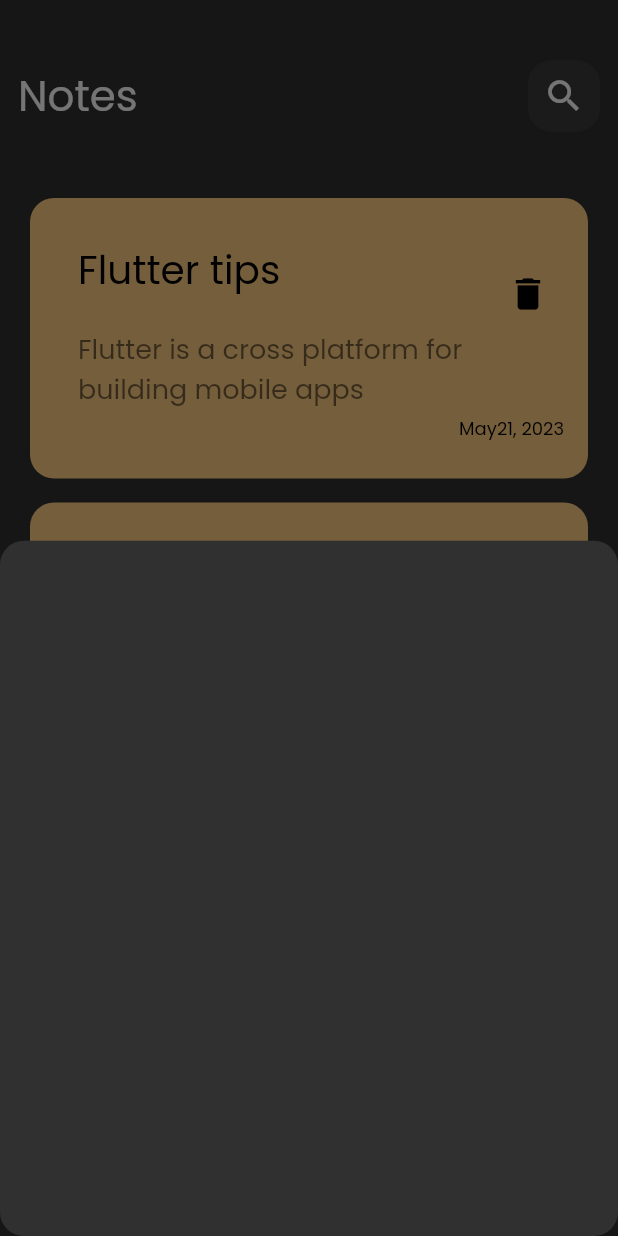
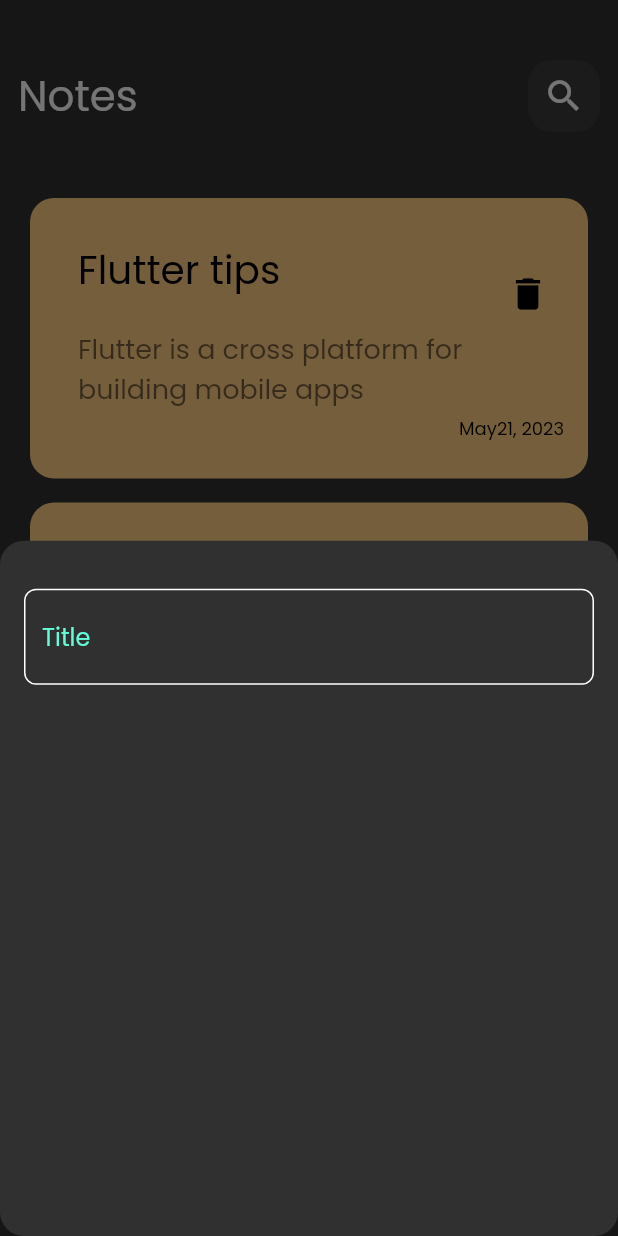
Before and after one commit to 18112001688/Notes-app, a Flutter app: the screen it shows after launch, after a tap on the "add" icon, on a phone screen of 412 x 824 dp. Run offline on Flutter 3.47's test engine with Material 2 defaults, Android fonts, the phone set to English and light mode, and no system bars.

Commit message:
text field in  the sheet

```diff
--- a/lib/constant/constant.dart
+++ b/lib/constant/constant.dart
@@ -0,0 +1,3 @@
+import 'package:flutter/material.dart';
+
+const primaryColor = Color(0xff62fcd7);
--- a/lib/views/widgets/add_note_sheet.dart
+++ b/lib/views/widgets/add_note_sheet.dart
@@ -1,10 +1,21 @@
 import 'package:flutter/material.dart';
+import 'package:notes_app/views/widgets/coustem_field.dart';
 
 class AddNoteBottomSheet extends StatelessWidget {
   const AddNoteBottomSheet({super.key});
 
   @override
   Widget build(BuildContext context) {
-    return Container();
+    return Padding(
+      padding: const EdgeInsets.symmetric(horizontal: 16),
+      child: Column(
+        children: const [
+          SizedBox(
+            height: 32,
+          ),
+          CoustemTextField(),
+        ],
+      ),
+    );
   }
 }
--- /dev/null
+++ b/lib/views/widgets/coustem_field.dart
@@ -0,0 +1,29 @@
+import 'package:flutter/material.dart';
+import 'package:notes_app/constant/constant.dart';
+
+class CoustemTextField extends StatelessWidget {
+  const CoustemTextField({super.key});
+
+  @override
+  Widget build(BuildContext context) {
+    return const TextField(
+      cursorColor: primaryColor,
+      decoration: InputDecoration(
+        hintText: 'Title',
+        hintStyle: TextStyle(
+          color: primaryColor,
+        ),
+        enabledBorder: OutlineInputBorder(
+            borderSide: BorderSide(color: Colors.white),
+            borderRadius: BorderRadius.all(Radius.circular(8))),
+        border: OutlineInputBorder(),
+        focusedBorder: OutlineInputBorder(
+          borderRadius: BorderRadius.all(Radius.circular(8)),
+          borderSide: BorderSide(
+            color: primaryColor,
+          ),
+        ),
+      ),
+    );
+  }
+}
```
